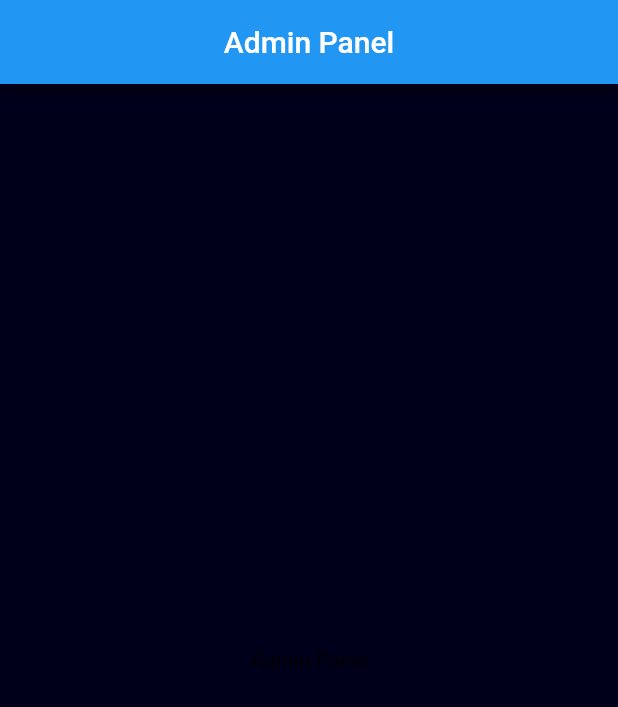
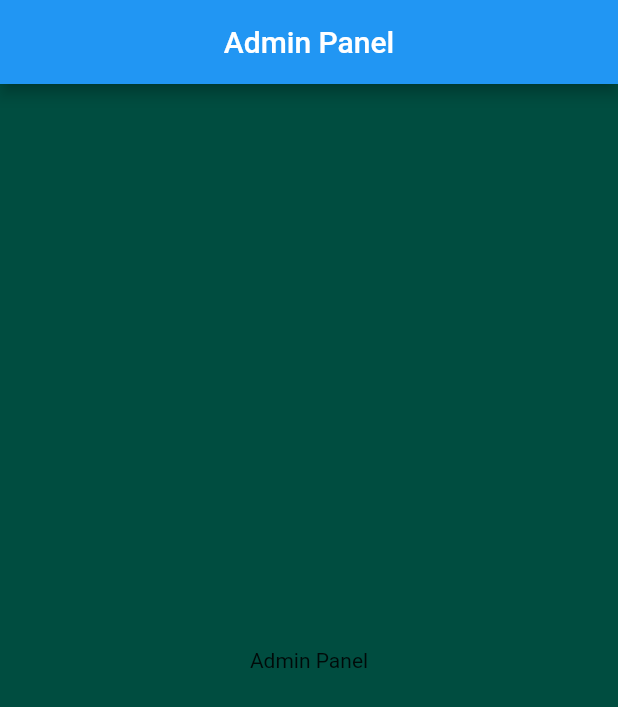
Before and after one commit to Devsaci/grocery_app_adminpanel_hadji_v2, a Flutter app: the screen it shows after launch, on a phone screen of 412 x 824 dp. Shown: the top 707 px of the screen. Run offline on Flutter 3.47's test engine with Material 2 defaults, Android fonts, the phone set to English and light mode, and no system bars.

Commit message:
isDarkTheme ? Colors.teal.shade900 : Colors.teal.shade50,

```diff
--- a/lib/consts/theme_data.dart
+++ b/lib/consts/theme_data.dart
@@ -4,7 +4,8 @@ class Styles {
   static ThemeData themeData(bool isDarkTheme, BuildContext context) {
     return ThemeData(
       scaffoldBackgroundColor:
-          isDarkTheme ? const Color(0xFF00001a) : const Color(0xFFFFFFFF),
+          isDarkTheme ? Colors.teal.shade900 : Colors.teal.shade50,
+      primaryColor: Colors.blue,
     );
   }
 }
```
